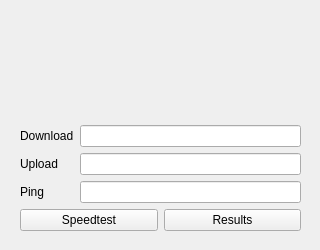
Above: gui/main.ui from Phaugt/speedtester before the change. Below: the same form after it.
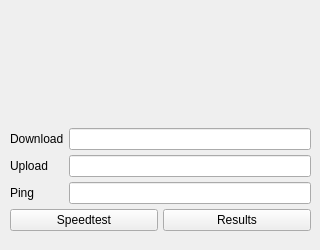
That is the form after the change.

Patch:
```diff
--- a/gui/main.ui
+++ b/gui/main.ui
@@ -28,13 +28,29 @@
   <widget class="QWidget" name="verticalLayoutWidget">
    <property name="geometry">
     <rect>
-     <x>20</x>
+     <x>10</x>
      <y>10</y>
-     <width>281</width>
+     <width>301</width>
      <height>221</height>
     </rect>
    </property>
    <layout class="QVBoxLayout" name="verticalLayout">
+    <property name="spacing">
+     <number>5</number>
+    </property>
+    <item>
+     <spacer name="verticalSpacer">
+      <property name="orientation">
+       <enum>Qt::Vertical</enum>
+      </property>
+      <property name="sizeHint" stdset="0">
+       <size>
+        <width>20</width>
+        <height>40</height>
+       </size>
+      </property>
+     </spacer>
+    </item>
     <item>
      <layout class="QFormLayout" name="formLayout">
       <item row="1" column="0">
@@ -65,19 +81,6 @@
         </property>
        </widget>
       </item>
-      <item row="0" column="0">
-       <spacer name="verticalSpacer">
-        <property name="orientation">
-         <enum>Qt::Vertical</enum>
-        </property>
-        <property name="sizeHint" stdset="0">
-         <size>
-          <width>20</width>
-          <height>40</height>
-         </size>
-        </property>
-       </spacer>
-      </item>
       <item row="3" column="0">
        <widget class="QLabel" name="pingResultLabel">
         <property name="text">
@@ -86,7 +89,11 @@
        </widget>
       </item>
       <item row="3" column="1">
-       <widget class="QLineEdit" name="pingResult"/>
+       <widget class="QLineEdit" name="pingResult">
+        <property name="readOnly">
+         <bool>true</bool>
+        </property>
+       </widget>
       </item>
      </layout>
     </item>
@@ -110,6 +117,21 @@
     </item>
    </layout>
   </widget>
+  <widget class="QLabel" name="appbg">
+   <property name="geometry">
+    <rect>
+     <x>0</x>
+     <y>0</y>
+     <width>320</width>
+     <height>250</height>
+    </rect>
+   </property>
+   <property name="text">
+    <string/>
+   </property>
+  </widget>
+  <zorder>appbg</zorder>
+  <zorder>verticalLayoutWidget</zorder>
  </widget>
  <resources/>
  <connections/>
```
